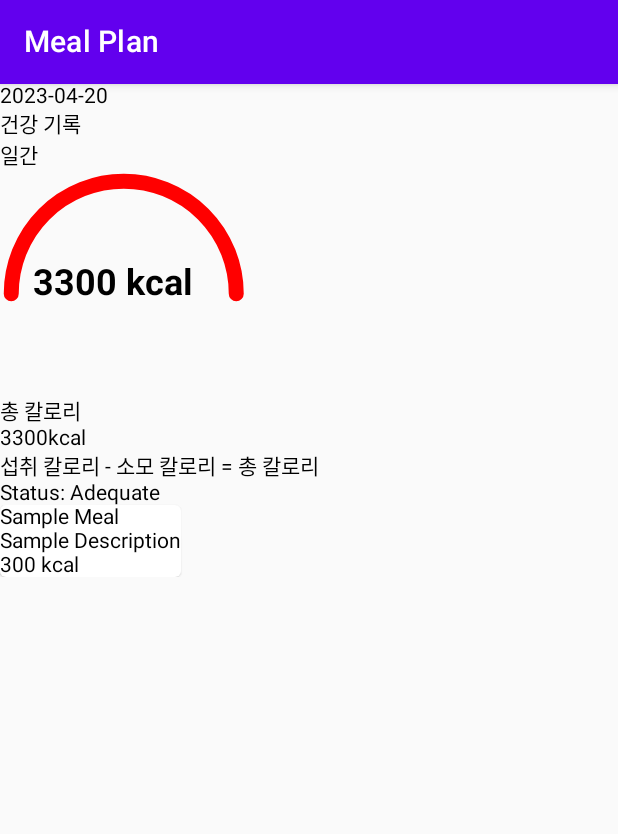
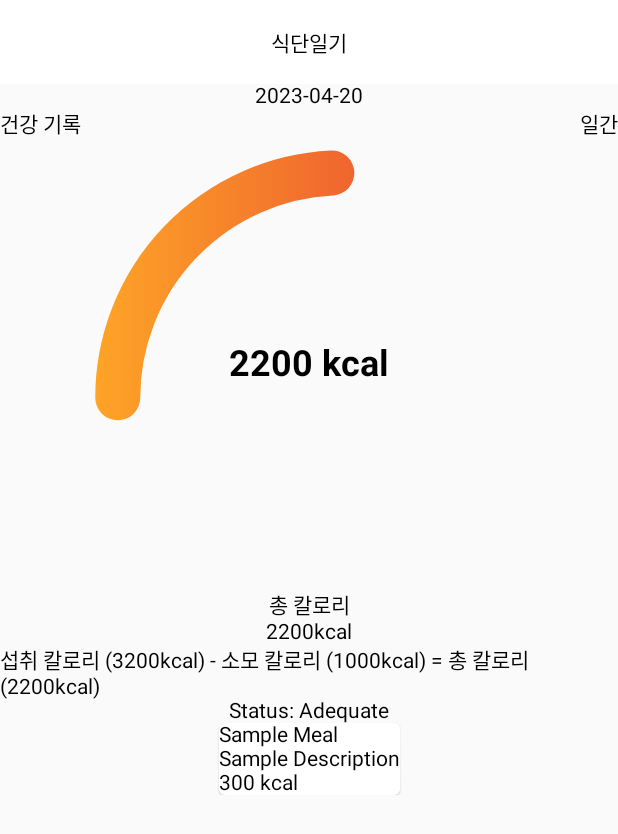
Before and after one commit to zhujack26/healthone, an Android app built with Jetpack Compose: the MealPlanPage screen opened through its navigation route, on a phone screen of 412 x 824 dp. Shown: the top 834 px of the screen. Run offline under Robolectric (Android 15) with nearby library versions, the phone set to English and light mode, and no system bars.

Commit message:
feat: 권장칼로리계산식 추가, 총 칼로리 반영 그래프 추가

```diff
--- a/mobile/app/src/main/java/com/secui/healthone/compose/MealPlanPage.kt
+++ b/mobile/app/src/main/java/com/secui/healthone/compose/MealPlanPage.kt
@@ -1,41 +1,71 @@
 package com.secui.healthone.compose
 
+import androidx.compose.foundation.layout.Arrangement
 import androidx.compose.foundation.layout.Column
+import androidx.compose.foundation.layout.Row
+import androidx.compose.foundation.layout.fillMaxWidth
 import androidx.compose.material.Text
-import androidx.compose.runtime.Composable
+import androidx.compose.runtime.*
+import androidx.compose.ui.Alignment
+import androidx.compose.ui.Modifier
+import androidx.compose.ui.platform.LocalContext
 import com.secui.healthone.dataclass.Meal
-import com.secui.healthone.ui.mealplanpage.CalorieStatus
-import com.secui.healthone.ui.mealplanpage.DateComponent
-import com.secui.healthone.ui.mealplanpage.CircularGraph
-import com.secui.healthone.ui.mealplanpage.MealCard
-import com.secui.healthone.ui.mealplanpage.TopBar
+import com.secui.healthone.repository.CaloriesData
+import com.secui.healthone.repository.fetchCaloriesData
+import com.secui.healthone.ui.mealplanpage.*
+import kotlinx.coroutines.launch
 
 @Composable
 fun MealPlanPage() {
     val meal = Meal("Sample Meal", "Sample Description", 300)
+    val context = LocalContext.current
+    val scope = rememberCoroutineScope()
+    var caloriesData by remember { mutableStateOf<CaloriesData?>(null) }
 
-    Column {
+    LaunchedEffect(Unit) {
+        scope.launch {
+            caloriesData = fetchCaloriesData()
+        }
+    }
+
+    if (caloriesData != null) {
+        val updatedIntakeCalories = caloriesData!!.intakeCalories
+        val updatedBurnedCalories = caloriesData!!.burnedCalories
+        val updatedTotalCalories = caloriesData!!.totalCalories
+
+        Column(
+            modifier = Modifier.fillMaxWidth(),
+            horizontalAlignment = Alignment.CenterHorizontally
+        ) {
             // TopBar 컴포넌트
             TopBar()
 
             // 날짜 컴포넌트
             DateComponent()
 
-        // 건강 기록 및 일간 텍스트
-        Text("건강 기록")
-        Text("일간")
+            Row(
+                modifier = Modifier.fillMaxWidth(),
+                horizontalArrangement = Arrangement.SpaceBetween
+            ) {
+                // 건강 기록 텍스트
+                Text("건강 기록", modifier = Modifier.align(Alignment.CenterVertically))
 
-        // 가로 막대 그래프 컴포넌트
-        CircularGraph(totalCalories = 3300)
+                // 일간, 주간, 월간 선택 컴포넌트
+                TimeIntervalSelector()
+            }
+
+
+            // 그래프 컴포넌트
+            CircularGraph(totalCalories = updatedTotalCalories, recommendedCalories = 4540)
 
             // 총 칼로리 텍스트
             Text("총 칼로리")
 
             // 3300kcal 텍스트
-        Text("3300kcal")
+            Text("${updatedTotalCalories}kcal")
 
             // 섭취 칼로리 - 소모 칼로리 = 총 칼로리 텍스트
-        Text("섭취 칼로리 - 소모 칼로리 = 총 칼로리")
+            Text("섭취 칼로리 (${updatedIntakeCalories}kcal) - 소모 칼로리 (${updatedBurnedCalories}kcal) = 총 칼로리 (${updatedTotalCalories}kcal)")
 
             // 총 칼로리에 따른 상태 텍스트 컴포넌트
             CalorieStatus()
@@ -43,4 +73,7 @@ fun MealPlanPage() {
             // MealCard 컴포넌트
             MealCard(meal)
         }
+    } else {
+        // 데이터를 불러오는 동안 표시할 로딩 인디케이터 등을 여기에 작성합니다.
     }
+}
--- /dev/null
+++ b/mobile/app/src/main/java/com/secui/healthone/repository/MealPlanPageRepository.kt
@@ -0,0 +1,33 @@
+package com.secui.healthone.repository
+
+import kotlinx.coroutines.delay
+
+suspend fun fetchCaloriesData(): CaloriesData {
+    // 이 부분에 실제 API 호출을 처리하는 코드를 작성합니다.
+    //예시
+    var Calorie1 = 3200
+    // Calorie1 = api.intakeCalories
+    var Calorie2 = 1000
+    // Calorie2 = api.burnedCalories
+    var Calorie3 = Calorie1 - Calorie2
+    // 남여, 나이에 따라 권장 칼로리 설정
+    var Calorie4 = 2500
+    //  when(api.gender)
+    //        "female" -> Calorie4 = 354 - 6.91 * age + 1.2 * (9.36 * weight + 726 * height)
+    //        "male" -> Calorie4 = 662 - 9.53 * age + 1.2 * (15.9 * weight + 539.6 * height)
+    //else -> throw IllegalArgumentException("Invalid gender input. Accepted values: 'female' or 'male'.")
+    return CaloriesData(
+        intakeCalories = Calorie1,
+        burnedCalories = Calorie2,
+        totalCalories = Calorie3,
+        recommendedCalories = Calorie4
+    //
+    )
+}
+
+data class CaloriesData(
+    val intakeCalories: Int,
+    val burnedCalories: Int,
+    val totalCalories: Int,
+    val recommendedCalories: Int
+)
--- a/mobile/app/src/main/java/com/secui/healthone/ui/mealplanpage/CircularGraph.kt
+++ b/mobile/app/src/main/java/com/secui/healthone/ui/mealplanpage/CircularGraph.kt
@@ -8,6 +8,7 @@ import androidx.compose.runtime.Composable
 import androidx.compose.ui.Alignment
 import androidx.compose.ui.Modifier
 import androidx.compose.ui.geometry.Offset
+import androidx.compose.ui.graphics.Brush
 import androidx.compose.ui.graphics.Color
 import androidx.compose.ui.graphics.StrokeCap
 import androidx.compose.ui.graphics.drawscope.Stroke
@@ -18,20 +19,27 @@ import androidx.compose.ui.unit.dp
 import androidx.compose.ui.unit.sp
 
 @Composable
-fun CircularGraph(totalCalories: Int, modifier: Modifier = Modifier) {
-    val graphSize = 150.dp
-    val strokeWidth = 15.dp
-    val graphColor = Color.Red
+fun CircularGraph(totalCalories: Int, recommendedCalories: Int, modifier: Modifier = Modifier) {
+    val graphSize = 300.dp
+    val strokeWidth = 45.dp
+    val graphColors = listOf(Color(0xFFFFA726), Color(0xFFE53935))
 
     Box(modifier = modifier.size(graphSize)) {
         Canvas(modifier = Modifier.matchParentSize()) {
             val circleRadius = (size.minDimension - strokeWidth.toPx()) / 2
-            val halfCircleAngle = 180f
+            val sweepAngle = 180f * (totalCalories.toFloat() / recommendedCalories.toFloat()).coerceAtMost(1f)
+
+            val gradient = Brush.linearGradient(
+                colors = graphColors,
+                start = Offset(0f, 0f),
+                end = Offset(size.width, 0f)
+            )
+
 
             drawArc(
-                color = graphColor,
+                brush = gradient,
                 startAngle = 180f,
-                sweepAngle = halfCircleAngle,
+                sweepAngle = sweepAngle,
                 useCenter = false,
                 topLeft = Offset(
                     (size / 2.0f).width - circleRadius.toFloat(),
@@ -57,5 +65,5 @@ fun CircularGraph(totalCalories: Int, modifier: Modifier = Modifier) {
 @Preview
 @Composable
 fun CircularGraphPreview() {
-    CircularGraph(totalCalories = 3300)
+    CircularGraph(totalCalories = 3300, recommendedCalories = 3500)
 }
--- /dev/null
+++ b/mobile/app/src/main/java/com/secui/healthone/ui/mealplanpage/TimeIntervalSelector.kt
@@ -0,0 +1,45 @@
+package com.secui.healthone.ui.mealplanpage
+
+import androidx.compose.foundation.clickable
+import androidx.compose.foundation.layout.Box
+import androidx.compose.material.DropdownMenu
+import androidx.compose.material.DropdownMenuItem
+import androidx.compose.material.Text
+import androidx.compose.runtime.Composable
+import androidx.compose.runtime.getValue
+import androidx.compose.runtime.mutableStateOf
+import androidx.compose.runtime.setValue
+import androidx.compose.runtime.remember
+import androidx.compose.ui.Alignment
+import androidx.compose.ui.Modifier
+
+@Composable
+fun TimeIntervalSelector() {
+    val timeIntervals = listOf("일간", "주간", "월간")
+    var expanded by remember { mutableStateOf(false) }
+    var selectedInterval by remember { mutableStateOf(timeIntervals.first()) }
+
+    Box {
+        Text(
+            text = selectedInterval,
+            modifier = Modifier.clickable { expanded = true }
+        )
+
+        DropdownMenu(
+            expanded = expanded,
+            onDismissRequest = { expanded = false },
+            modifier = Modifier.align(Alignment.TopStart)
+        ) {
+            timeIntervals.forEach { interval ->
+                DropdownMenuItem(
+                    onClick = {
+                        selectedInterval = interval
+                        expanded = false
+                    }
+                ) {
+                    Text(text = interval)
+                }
+            }
+        }
+    }
+}
--- a/mobile/app/src/main/java/com/secui/healthone/ui/mealplanpage/TopBar.kt
+++ b/mobile/app/src/main/java/com/secui/healthone/ui/mealplanpage/TopBar.kt
@@ -1,10 +1,30 @@
 package com.secui.healthone.ui.mealplanpage
 
+import androidx.compose.foundation.layout.Arrangement
+import androidx.compose.foundation.layout.Row
+import androidx.compose.foundation.layout.fillMaxWidth
+import androidx.compose.foundation.layout.padding
 import androidx.compose.material.Text
 import androidx.compose.material.TopAppBar
 import androidx.compose.runtime.Composable
+import androidx.compose.ui.Alignment
+import androidx.compose.ui.Modifier
+import androidx.compose.ui.graphics.Color
+import androidx.compose.ui.unit.dp
 
 @Composable
 fun TopBar() {
-    TopAppBar(title = { Text("Meal Plan") })
+    TopAppBar(
+        backgroundColor = Color.White,
+        contentColor = Color.Black,
+        elevation = 0.dp,
+    ) {
+        Row(
+            modifier = Modifier.fillMaxWidth(),
+            horizontalArrangement = Arrangement.Center,
+            verticalAlignment = Alignment.CenterVertically
+        ) {
+            Text("식단일기", color = Color.Black)
+        }
+    }
 }
```
Also changed, not shown: mobile/app/src/main/java/com/secui/healthone/ui/mealplanpage/DateComponent.kt (renamed from mobile/app/src/main/java/com/secui/healthone/ui/mealplanpage/DateCompont.kt). Lines whose indentation alone changed are shown as unchanged.
